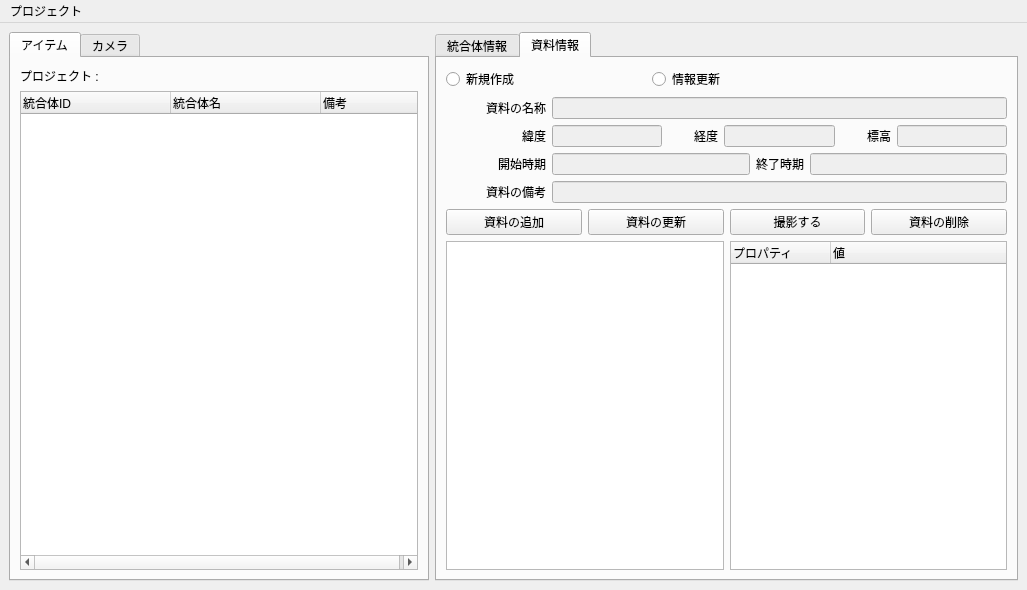
This is mainWindow.ui in yufujimoto/SurveyDataCollector as Qt 5 draws it before an edit. The edited form follows.
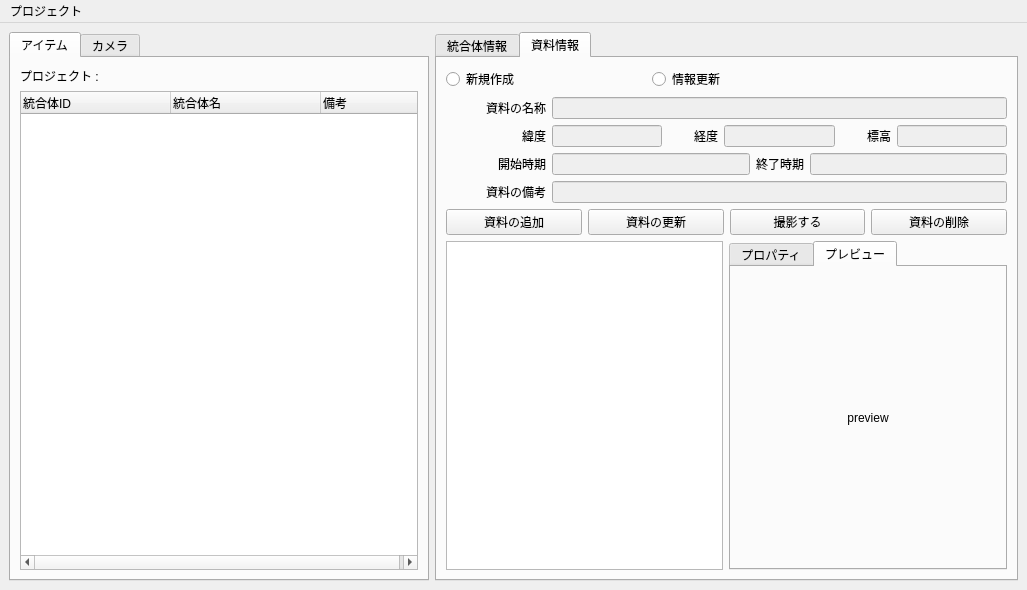
This is the edited form. The open tabs and pages were chosen to show the change.

```diff
--- a/mainWindow.ui
+++ b/mainWindow.ui
@@ -965,6 +965,16 @@
              </layout>
             </item>
             <item>
+             <widget class="QTabWidget" name="tab_img_info">
+              <property name="currentIndex">
+               <number>0</number>
+              </property>
+              <widget class="QWidget" name="tab_mat_img_properties">
+               <attribute name="title">
+                <string>プロパティ</string>
+               </attribute>
+               <layout class="QHBoxLayout" name="horizontalLayout_3">
+                <item>
              <widget class="QTreeWidget" name="tre_mat_fl">
               <attribute name="headerDefaultSectionSize">
                <number>100</number>
@@ -982,6 +992,27 @@
              </widget>
             </item>
            </layout>
+              </widget>
+              <widget class="QWidget" name="tab_mat_img_preview">
+               <attribute name="title">
+                <string>プレビュー</string>
+               </attribute>
+               <layout class="QVBoxLayout" name="verticalLayout_6">
+                <item>
+                 <widget class="QLabel" name="lbl_mat_img_preview">
+                  <property name="text">
+                   <string>preview</string>
+                  </property>
+                  <property name="alignment">
+                   <set>Qt::AlignCenter</set>
+                  </property>
+                 </widget>
+                </item>
+               </layout>
+              </widget>
+             </widget>
+            </item>
+           </layout>
           </item>
          </layout>
         </widget>
```
Left out of the diff: 38 changed lines with no effect on the pictures. Lines whose indentation alone changed are shown as unchanged.
